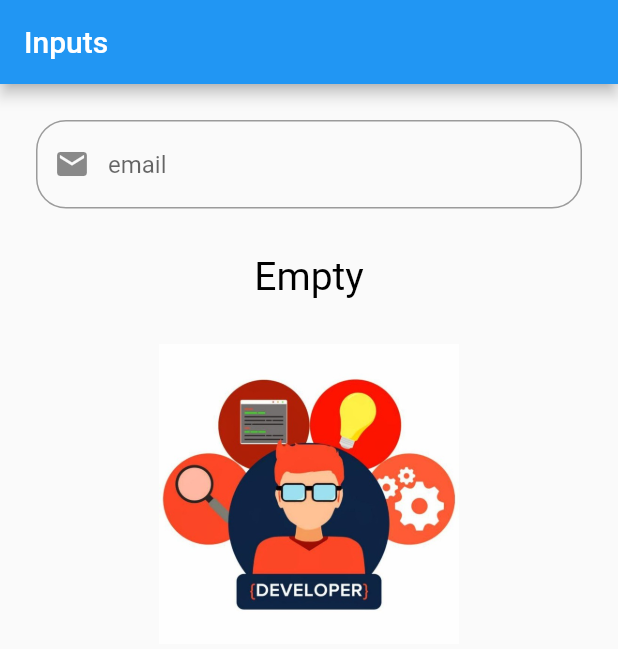
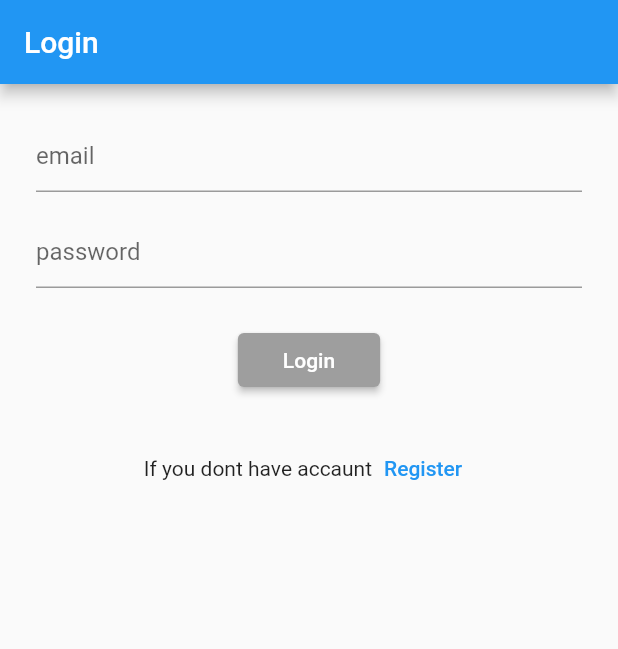
Before and after one commit to Abdujabbor17/ilmhub_lessons, a Flutter app: the screen it shows after launch, on a phone screen of 412 x 824 dp. Shown: the top 649 px of the screen. Run offline on Flutter 3.47's test engine with Material 2 defaults, Android fonts, the phone set to English and light mode, and no system bars.

Commit message:
added loginPage

```diff
--- /dev/null
+++ b/lib/loginPage.dart
@@ -0,0 +1,56 @@
+import 'package:flutter/cupertino.dart';
+import 'package:flutter/material.dart';
+
+class LoginPage extends StatefulWidget {
+  const LoginPage({Key? key}) : super(key: key);
+
+  @override
+  State<LoginPage> createState() => _LoginPageState();
+}
+
+class _LoginPageState extends State<LoginPage> {
+  @override
+  Widget build(BuildContext context) {
+    return Scaffold(
+      appBar: AppBar(title: Text('Login'),),
+      body: Padding(
+        padding: const EdgeInsets.all(24.0),
+        child: Column(
+          children: [
+            TextFormField(
+              decoration: InputDecoration(
+                hintText: 'email'
+              ),
+            ),
+            SizedBox(height: 16,),
+            TextFormField(
+              decoration: InputDecoration(
+                  hintText: 'password'
+              ),
+            ),
+            SizedBox(height: 24,),
+
+            ElevatedButton(
+                onPressed: (){},
+                style: ElevatedButton.styleFrom(
+                  backgroundColor: Colors.grey,
+                  padding: EdgeInsets.symmetric(horizontal: 30,vertical: 5)
+                ),
+                child: Text("Login")),
+
+            SizedBox(height: 24,),
+            Row(
+              mainAxisAlignment: MainAxisAlignment.center,
+              children: [
+                Text('If you dont have accaunt'),
+
+                TextButton(
+                    onPressed: (){}, child: Text('Register'))
+              ],
+            )
+          ],
+        ),
+      ),
+    );
+  }
+}
--- a/lib/main.dart
+++ b/lib/main.dart
@@ -1,6 +1,7 @@
 import 'package:birinchi_proyekt/second_page.dart';
 import 'package:flutter/material.dart';
 
+import 'loginPage.dart';
 import 'inputs.dart';
 
 void main() {
@@ -18,7 +19,7 @@ class MyApp extends StatelessWidget {
       theme: ThemeData(
         primarySwatch: Colors.blue,
       ),
-      home: const Inputs(),
+      home: const LoginPage(),
       routes: {
         '/SecondPage': (context) => const SecondPage(),
       },
```
